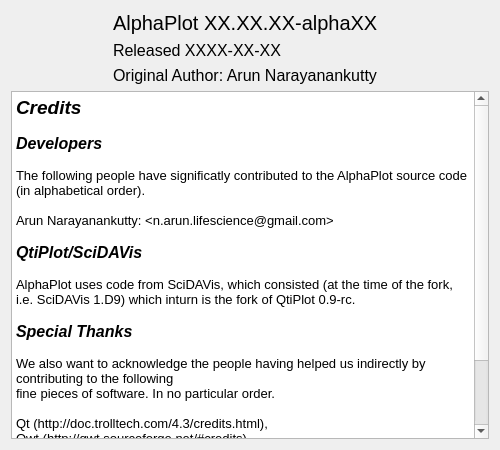
Before: the Qt Designer form AlphaPlot/src/About.ui in narunlifescience/AlphaPlot, drawn with Qt 5.
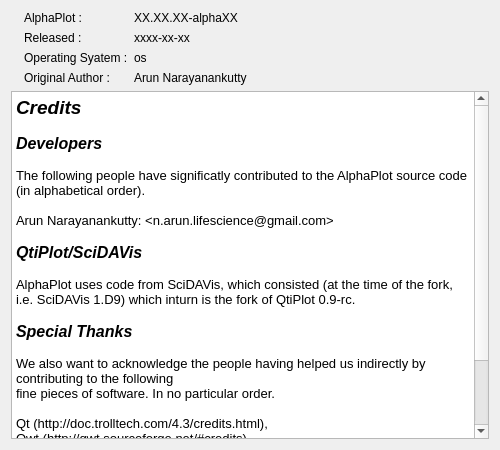
After: the same form once the commit is applied. Icons and pictures are not drawn.

Commit message: add utilities class with OS detection & 32/64 bit identification

Patch:
```diff
--- a/AlphaPlot/src/About.ui
+++ b/AlphaPlot/src/About.ui
@@ -32,8 +32,8 @@
   <property name="sizeGripEnabled">
    <bool>false</bool>
   </property>
-  <layout class="QVBoxLayout" name="verticalLayout_2">
-   <item>
+  <layout class="QGridLayout" name="gridLayout">
+   <item row="0" column="0">
     <layout class="QHBoxLayout" name="horizontalLayout">
      <item>
       <widget class="QLabel" name="logoLabel">
@@ -60,43 +60,80 @@
      <item>
       <layout class="QVBoxLayout" name="verticalLayout">
        <item>
+        <widget class="QLabel" name="versionLabelCaption">
+         <property name="text">
+          <string>AlphaPlot :</string>
+         </property>
+        </widget>
+       </item>
+       <item>
+        <widget class="QLabel" name="releaseDateLabelCaption">
+         <property name="text">
+          <string>Released :</string>
+         </property>
+        </widget>
+       </item>
+       <item>
+        <widget class="QLabel" name="osLabelCaption">
+         <property name="text">
+          <string>Operating Syatem :</string>
+         </property>
+        </widget>
+       </item>
+       <item>
+        <widget class="QLabel" name="originalAuthorLabelCaption">
+         <property name="text">
+          <string>Original Author :</string>
+         </property>
+        </widget>
+       </item>
+      </layout>
+     </item>
+     <item>
+      <layout class="QVBoxLayout" name="verticalLayout_2">
+       <item>
         <widget class="QLabel" name="versionLabel">
-         <property name="font">
-          <font>
-           <pointsize>15</pointsize>
-          </font>
-         </property>
          <property name="text">
-          <string>AlphaPlot XX.XX.XX-alphaXX</string>
+          <string>XX.XX.XX-alphaXX</string>
          </property>
         </widget>
        </item>
        <item>
         <widget class="QLabel" name="releaseDateLabel">
-         <property name="font">
-          <font>
-           <pointsize>12</pointsize>
-          </font>
-         </property>
          <property name="text">
-          <string>Released XXXX-XX-XX</string>
+          <string>xxxx-xx-xx</string>
          </property>
         </widget>
        </item>
        <item>
-        <widget class="QLabel" name="authorLabel">
-         <property name="font">
-          <font>
-           <pointsize>12</pointsize>
-          </font>
+        <widget class="QLabel" name="osLabel">
+         <property name="text">
+          <string>os</string>
          </property>
+        </widget>
+       </item>
+       <item>
+        <widget class="QLabel" name="originalAuthorLabel">
          <property name="text">
-          <string>Original Author: Arun Narayanankutty</string>
+          <string>Arun Narayanankutty</string>
          </property>
         </widget>
        </item>
       </layout>
      </item>
+     <item>
+      <spacer name="horizontalSpacer">
+       <property name="orientation">
+        <enum>Qt::Horizontal</enum>
+       </property>
+       <property name="sizeHint" stdset="0">
+        <size>
+         <width>40</width>
+         <height>20</height>
+        </size>
+       </property>
+      </spacer>
+     </item>
     </layout>
    </item>
    <item>
```
Left out of the diff: 2 changed lines with no effect on the pictures. The commit also changes 7 other files.
